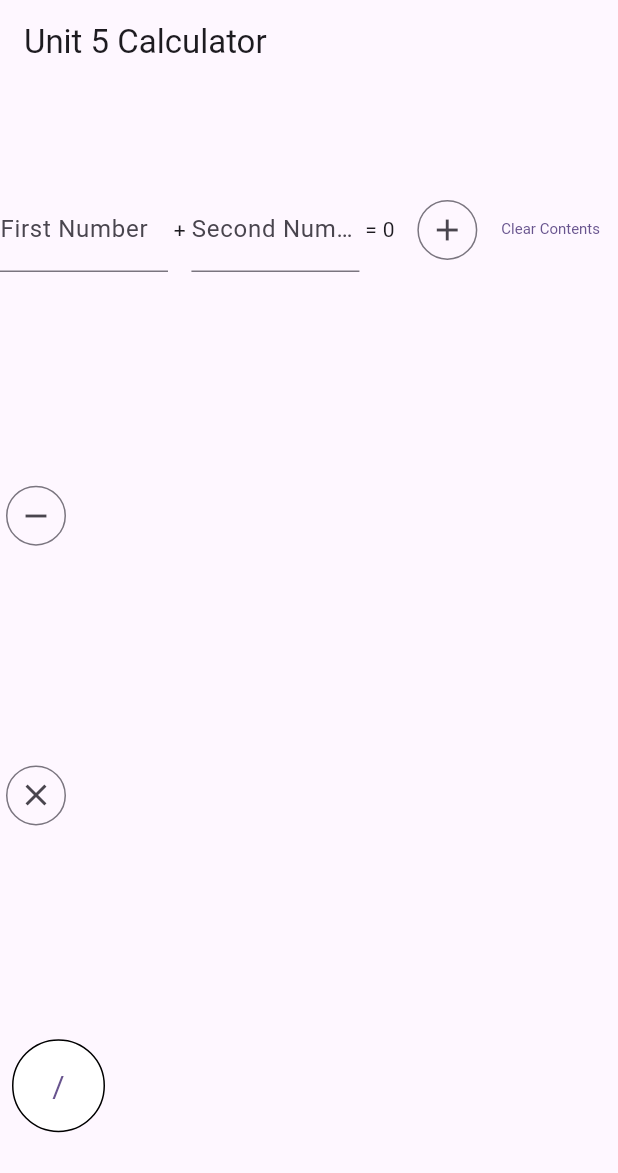
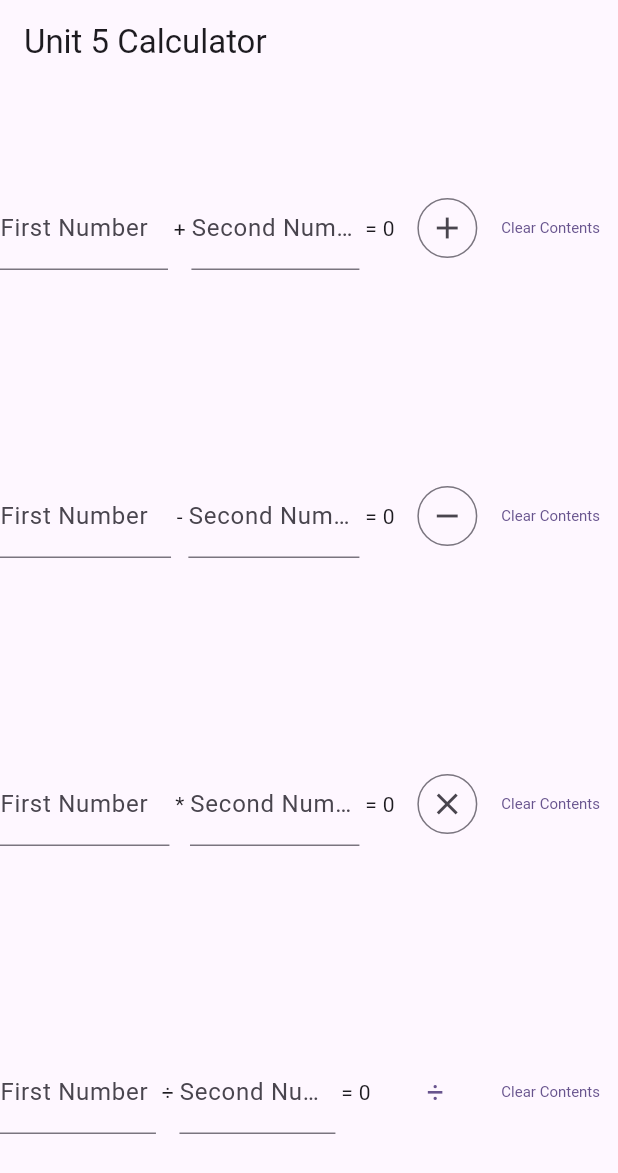
Before and after one commit to eulerProof/sasi-CC206-assignment-7, a Flutter app: the screen it shows after launch, on a phone screen of 412 x 824 dp. Shown: the top 1173 px of the screen. Run offline on Flutter 3.47's test engine with Material 3 defaults, Android fonts, the phone set to English and light mode, and no system bars.

Commit message:
Minor changes

```diff
--- a/lib/main.dart
+++ b/lib/main.dart
@@ -31,10 +31,18 @@ class CalculatorScreen extends StatefulWidget {
 class _CalculatorScreenState extends State<CalculatorScreen> {
   // manage the sum section
   int sum = 0;
-  String operation = " + ";
+  int difference = 0;
+  int product = 0;
+  int quotient = 0;
   // either use a TextEditingController for each input field to get the value
   TextEditingController add1Controller = TextEditingController();
   TextEditingController add2Controller = TextEditingController();
+  TextEditingController add3Controller = TextEditingController();
+  TextEditingController add4Controller = TextEditingController();
+  TextEditingController add5Controller = TextEditingController();
+  TextEditingController add6Controller = TextEditingController();
+  TextEditingController add7Controller = TextEditingController();
+  TextEditingController add8Controller = TextEditingController();
   // or store each value in the state
   int firstAddNum = 0;
   int secondAddNum = 0;
@@ -64,7 +72,7 @@ class _CalculatorScreenState extends State<CalculatorScreen> {
                 ),
               ),
 
-              Text(operation),
+              Text(" + "),
               Expanded(
                 child: TextField(
                   controller: add2Controller,
@@ -85,7 +93,6 @@ class _CalculatorScreenState extends State<CalculatorScreen> {
                 onPressed: () {
                     setState(() {
                       sum = firstAddNum + secondAddNum;
-                      operation = " + ";
                     });
                 }
               ),
@@ -109,63 +116,184 @@ class _CalculatorScreenState extends State<CalculatorScreen> {
 
           // 3.c - Add the other operations
           // Minus Row
-          Row (
+         Row(
+            mainAxisAlignment: MainAxisAlignment.spaceAround,
             children: [
+              Expanded(
+                child: TextField(
+                  controller: add3Controller,
+                  decoration: InputDecoration(labelText: "First Number"),
+                  // update the firstAddNum state
+                  onChanged: (value) {
+                    setState(() {
+                      firstAddNum = int.parse(value);
+                    });
+                  },
+                ),
+              ),
+
+              Text(" - "),
+              Expanded(
+                child: TextField(
+                  controller: add4Controller,
+                  decoration: InputDecoration(labelText: "Second Number"),
+                  onChanged: (value) {
+                    setState(() {
+                      secondAddNum = int.parse(value);
+                    });
+                  },
+                ),
+              ),
+
+              Text(' = $difference   '),
+
+              // 3.a Add an IconButton here
               IconButton.outlined(
-
                 icon: Icon(Icons.remove),
                 onPressed: () {
                     setState(() {
-                      sum = firstAddNum - secondAddNum;
-                      operation = " - ";
+                      difference = firstAddNum - secondAddNum;
                     });
                 }
               ),
-          ]
+
+              // b.b Add an button here
+              TextButton(
+                style: TextButton.styleFrom(
+                  textStyle: const TextStyle(fontSize: 10),
+                ),
+                onPressed: () {
+                    setState(() {
+                      add3Controller.clear();
+                      add4Controller.clear();
+                      difference = 0;
+                    });
+                },
+                child: Text("Clear Contents"),
+              ),
+            ],
           ),
           // Multiplication Row
-          Row (
+         Row(
+            mainAxisAlignment: MainAxisAlignment.spaceAround,
             children: [
+              Expanded(
+                child: TextField(
+                  controller: add5Controller,
+                  decoration: InputDecoration(labelText: "First Number"),
+                  // update the firstAddNum state
+                  onChanged: (value) {
+                    setState(() {
+                      firstAddNum = int.parse(value);
+                    });
+                  },
+                ),
+              ),
+
+              Text(" * "),
+              Expanded(
+                child: TextField(
+                  controller: add6Controller,
+                  decoration: InputDecoration(labelText: "Second Number"),
+                  onChanged: (value) {
+                    setState(() {
+                      secondAddNum = int.parse(value);
+                    });
+                  },
+                ),
+              ),
+
+              Text(' = $product   '),
+
+              // 3.a Add an IconButton here
               IconButton.outlined(
-
                 icon: Icon(Icons.clear),
                 onPressed: () {
                     setState(() {
-                      sum = firstAddNum * secondAddNum;
-                      operation = " * ";
+                      product = firstAddNum * secondAddNum;
                     });
                 }
               ),
-          ]
+
+              // b.b Add an button here
+              TextButton(
+                style: TextButton.styleFrom(
+                  textStyle: const TextStyle(fontSize: 10),
+                ),
+                onPressed: () {
+                    setState(() {
+                      add5Controller.clear();
+                      add6Controller.clear();
+                      product = 0;
+                    });
+                },
+                child: Text("Clear Contents"),
+              ),
+            ],
           ),
           // Division Row
-          Row (
+          Row(
+            mainAxisAlignment: MainAxisAlignment.spaceAround,
             children: [
-            Container (
-                padding: EdgeInsets.all(6.0),
-               decoration: BoxDecoration(
-                shape: BoxShape.circle,
-                color: Colors.white,
-                border: Border.all(color: Colors.black)
+              Expanded(
+                child: TextField(
+                  controller: add7Controller,
+                  decoration: InputDecoration(labelText: "First Number"),
+                  // update the firstAddNum state
+                  onChanged: (value) {
+                    setState(() {
+                      firstAddNum = int.parse(value);
+                    });
+                  },
                 ),
-              child:
+              ),
+
+              Text(" ÷ "),
+              Expanded(
+                child: TextField(
+                  controller: add8Controller,
+                  decoration: InputDecoration(labelText: "Second Number"),
+                  onChanged: (value) {
+                    setState(() {
+                      secondAddNum = int.parse(value);
+                    });
+                  },
+                ),
+              ),
+
+              Text(' = $quotient   '),
+
+              // 3.a Add an IconButton here
               TextButton(
                 style: TextButton.styleFrom(
                   textStyle: const TextStyle(fontSize: 20),
                 ),
                 onPressed: () {
                     setState(() {
-                      setState(() {
-                      sum = firstAddNum ~/ secondAddNum;
-                      operation = " / ";
-                    });
+
+                      quotient = firstAddNum ~/ secondAddNum;
+
+
                     });
                 },
-                child: Text("/"),
+                child: Text("÷"),
               ),
 
+              // b.b Add an button here
+              TextButton(
+                style: TextButton.styleFrom(
+                  textStyle: const TextStyle(fontSize: 10),
                 ),
-          ]
+                onPressed: () {
+                    setState(() {
+                      add7Controller.clear();
+                      add8Controller.clear();
+                      quotient = 0;
+                    });
+                },
+                child: Text("Clear Contents"),
+              ),
+            ],
           ),
         ],
       ),
```
Lines whose indentation alone changed are shown as unchanged.
